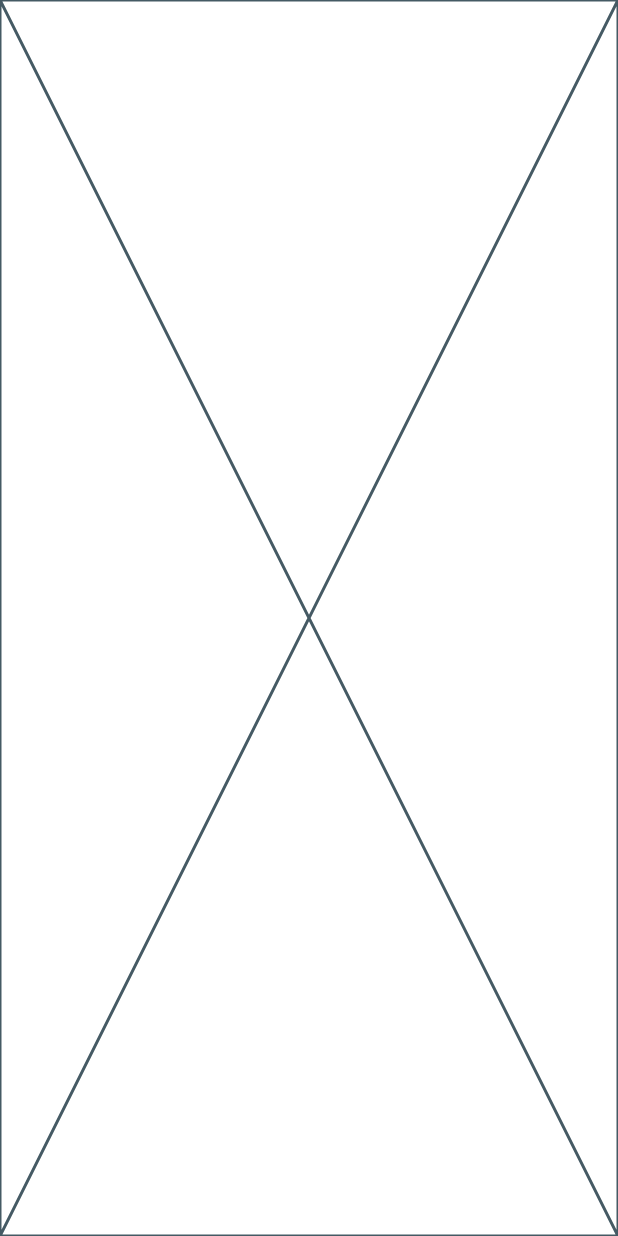
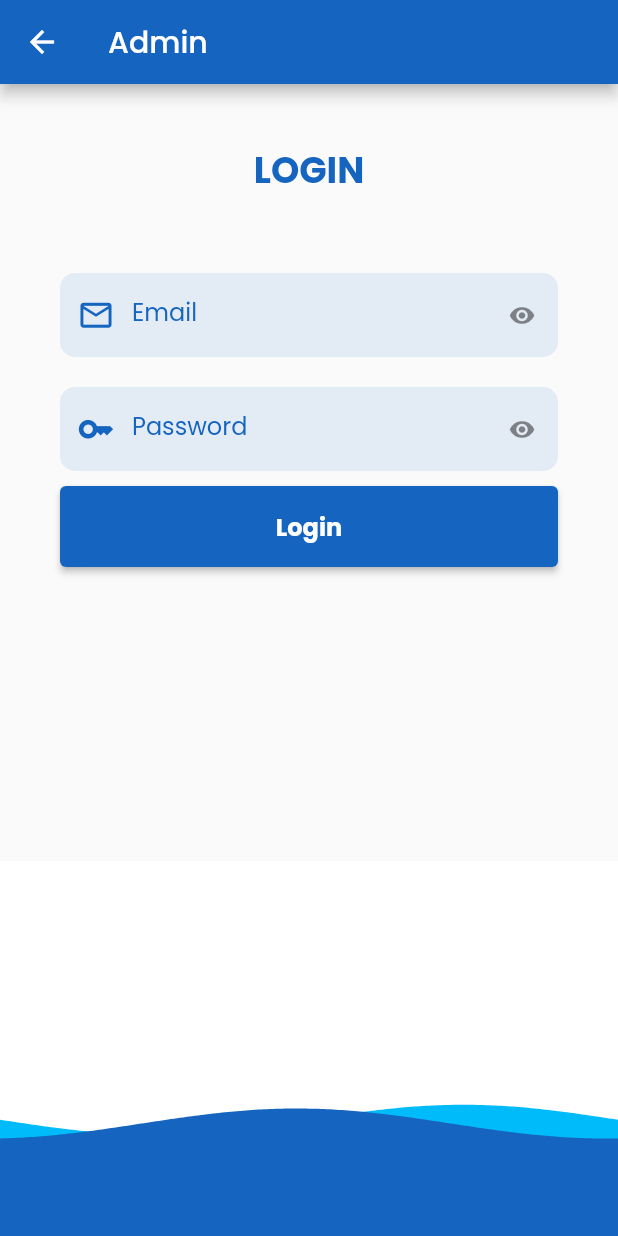
Before and after one commit to faysalewucse/faithful-workspace, a Flutter app: the screen it shows after launch, in the side drawer, after a tap on "Admin", on a phone screen of 412 x 824 dp. Run offline on Flutter 3.47's test engine with Material 2 defaults, Android fonts, the phone set to English and light mode, and no system bars; drawn by our look-alikes of wave; our stand-ins replace adhan, awesome_notifications, firebase_core, firebase_database, font_awesome_flutter, geocoding and 4 more; accounts and stored records are empty.

Commit message:
add admin panel

```diff
--- /dev/null
+++ b/lib/constant/Constant.dart
@@ -0,0 +1,3 @@
+import 'package:flutter/material.dart';
+
+Color? PRIMARY_COLOR = Colors.blue[800];
--- a/lib/screens/admin_login_screen.dart
+++ b/lib/screens/admin_login_screen.dart
@@ -1,4 +1,10 @@
+import 'package:faithful_workspace/screens/homepage.dart';
+import 'package:faithful_workspace/widgets/custom_primary_button.dart';
+import 'package:faithful_workspace/widgets/custom_text_form_field.dart';
 import 'package:flutter/material.dart';
+import 'package:get_storage/get_storage.dart';
+import 'package:wave/config.dart';
+import 'package:wave/wave.dart';
 
 class AdminLoginScreen extends StatefulWidget {
   const AdminLoginScreen({super.key});
@@ -8,8 +14,93 @@ class AdminLoginScreen extends StatefulWidget {
 }
 
 class _AdminLoginScreenState extends State<AdminLoginScreen> {
+  TextEditingController emailController = TextEditingController();
+  TextEditingController passwordController = TextEditingController();
+
   @override
   Widget build(BuildContext context) {
-    return const Placeholder();
+    var MAX_HEIGHT = MediaQuery.of(context).size.height;
+    var PRIMARY_COLOR = Theme.of(context).primaryColor;
+
+    final colors = [
+      const Color(0xFF00BBF9),
+      PRIMARY_COLOR,
+    ];
+
+    const _durations = [
+      5000,
+      4000,
+    ];
+
+    const _heightPercentages = [
+      0.65,
+      0.66,
+    ];
+
+    return Scaffold(
+      appBar: AppBar(
+        title: const Text("Admin"),
+        backgroundColor: PRIMARY_COLOR,
+      ),
+      body: SizedBox(
+        height: MAX_HEIGHT,
+        child: Padding(
+          padding: const EdgeInsets.all(40),
+          child: Column(
+            children: [
+              Text(
+                "LOGIN",
+                style: TextStyle(
+                    fontSize: 24,
+                    fontWeight: FontWeight.bold,
+                    color: PRIMARY_COLOR),
+              ),
+              const SizedBox(
+                height: 50,
+              ),
+              CustomTextFormField(
+                textEditingController: emailController,
+                labelText: 'Email',
+                hintText: 'Email',
+                prefixIcon: Icons.email_outlined,
+              ),
+              const SizedBox(
+                height: 20,
+              ),
+              CustomTextFormField(
+                textEditingController: passwordController,
+                labelText: 'Password',
+                hintText: 'Password',
+                prefixIcon: Icons.key,
+              ),
+              const SizedBox(
+                height: 10,
+              ),
+              CustomPrimaryButton(onPressed: () {
+                if (emailController.text == "sazzad-zaag@gmail.com" &&
+                    passwordController.text == "abc123def") {
+                  final storage = GetStorage();
+                  storage.write("loggedIn", true);
+                  Navigator.push(context, MaterialPageRoute(builder: (_) => const HomePage()));
+                }
+              }),
+            ],
+          ),
+        ),
+      ),
+      bottomNavigationBar: SizedBox(
+        height: 250,
+        child: WaveWidget(
+          config: CustomConfig(
+            colors: colors,
+            durations: _durations,
+            heightPercentages: _heightPercentages,
+          ),
+          backgroundColor: Colors.white,
+          size: const Size(double.infinity, double.infinity),
+          waveAmplitude: 0,
+        ),
+      ),
+    );
   }
 }
--- a/lib/screens/homepage.dart
+++ b/lib/screens/homepage.dart
@@ -7,9 +7,9 @@ import 'package:flutter/material.dart';
 import 'package:font_awesome_flutter/font_awesome_flutter.dart';
 import 'package:geocoding/geocoding.dart';
 import 'package:geolocator/geolocator.dart';
+import 'package:get_storage/get_storage.dart';
 import 'package:intl/intl.dart';
 import '../widgets/namaj_time_card.dart';
-import '../models/namaj_time_model.dart';
 
 class HomePage extends StatefulWidget {
   const HomePage({Key? key}) : super(key: key);
@@ -19,6 +19,8 @@ class HomePage extends StatefulWidget {
 }
 
 class _HomePageState extends State<HomePage> {
+  late bool isAdmin = false;
+
   final DatabaseReference _database = FirebaseDatabase.instance.ref();
   IconData notifyIcon = Icons.notifications;
   bool status = false;
@@ -86,12 +88,11 @@ class _HomePageState extends State<HomePage> {
     Timer.periodic(const Duration(seconds: 1), (timer) async {
       final currentTime = DateTime.now();
 
-      if ("${reduceTime(namajData[prayerTimes.currentPrayer().name])}:01" ==
+      if ("${reduceTime(namajData[prayerTimes.currentPrayer().name] ?? "")}:01" ==
           DateFormat('h:mm:ss').format(currentTime)) {
         await AwesomeNotifications().createNotification(
             content: NotificationContent(
                 id: -1,
-                // -1 is replaced by a random number
                 channelKey: 'alerts',
                 title:
                     "It's ${prayerTimes.nextPrayer().name.toUpperCase()} Time",
@@ -133,6 +134,9 @@ class _HomePageState extends State<HomePage> {
   @override
   void initState() {
     super.initState();
+    final storage = GetStorage();
+    isAdmin = storage.read("loggedIn") ?? false;
+
     _determinePosition();
     fetchData();
 
@@ -238,6 +242,7 @@ class _HomePageState extends State<HomePage> {
     DateTime now = DateTime.now();
 
     return Scaffold(
+      resizeToAvoidBottomInset: true,
         drawer: Drawer(
           width: MAX_WIDTH * 0.6,
           child: ListView(
@@ -346,7 +351,7 @@ class _HomePageState extends State<HomePage> {
                       maxLines: 2,
                       style: TextStyle(
                           color: Theme.of(context).primaryColor,
-                          fontSize: MAX_WIDTH * 0.1,
+                          fontSize: MAX_WIDTH * 0.15,
                           fontWeight: FontWeight.bold),
                     ),
                     Text(
@@ -354,7 +359,7 @@ class _HomePageState extends State<HomePage> {
                       maxLines: 2,
                       style: TextStyle(
                         color: Theme.of(context).primaryColor,
-                        fontSize: MAX_WIDTH * 0.1,
+                        fontSize: MAX_WIDTH * 0.15,
                         fontWeight: FontWeight.bold,
                       ),
                     ),
@@ -363,7 +368,7 @@ class _HomePageState extends State<HomePage> {
                       maxLines: 2,
                       style: TextStyle(
                         color: Theme.of(context).primaryColor,
-                        fontSize: MAX_WIDTH * 0.1,
+                        fontSize: MAX_WIDTH * 0.15,
                         fontWeight: FontWeight.bold,
                       ),
                     ),
--- /dev/null
+++ b/lib/widgets/custom_primary_button.dart
@@ -0,0 +1,27 @@
+import 'package:faithful_workspace/constant/Constant.dart';
+import 'package:flutter/material.dart';
+
+class CustomPrimaryButton extends StatelessWidget {
+  final VoidCallback onPressed;
+
+  const CustomPrimaryButton({super.key, required this.onPressed});
+
+  @override
+  Widget build(BuildContext context) {
+    var MAX_WIDTH = MediaQuery.of(context).size.width;
+
+    return ElevatedButton(
+      style: ElevatedButton.styleFrom(backgroundColor: PRIMARY_COLOR,),
+      onPressed: onPressed,
+      child: Container(
+          color: PRIMARY_COLOR,
+          padding: const EdgeInsets.all(15),
+          width: MAX_WIDTH,
+          child: const Text(
+            "Login",
+            textAlign: TextAlign.center,
+            style: TextStyle(fontSize: 16, fontWeight: FontWeight.bold),
+          )),
+    );
+  }
+}
--- /dev/null
+++ b/lib/widgets/custom_text_form_field.dart
@@ -0,0 +1,46 @@
+import 'package:flutter/material.dart';
+
+class CustomTextFormField extends StatelessWidget {
+  final TextEditingController textEditingController;
+  final String labelText;
+  final String hintText;
+  final IconData? prefixIcon;
+
+  const CustomTextFormField(
+      {super.key,
+      required this.textEditingController,
+      required this.labelText,
+      required this.hintText,
+      this.prefixIcon});
+
+  @override
+  Widget build(BuildContext context) {
+    var PRIMARY_COLOR = Theme.of(context).primaryColor;
+
+    return TextFormField(
+      controller: textEditingController,
+      decoration: InputDecoration(
+        filled: true,
+        fillColor: Theme.of(context).primaryColor.withOpacity(0.1),
+        isDense: true,
+        hintText: hintText,
+        hintStyle: TextStyle(color: PRIMARY_COLOR),
+        labelStyle: TextStyle(color: PRIMARY_COLOR),
+        labelText: labelText,
+        prefixIcon: Icon(
+          prefixIcon,
+          size: 25,
+          color: PRIMARY_COLOR,
+        ),
+        suffixIcon: const Icon(Icons.visibility),
+        border: OutlineInputBorder(
+            borderRadius: BorderRadius.circular(10),
+            borderSide: BorderSide.none),
+        focusedBorder: OutlineInputBorder(
+          borderRadius: BorderRadius.circular(10),
+          borderSide: BorderSide(color: PRIMARY_COLOR),
+        ),
+      ),
+    );
+  }
+}
--- a/lib/widgets/namaj_time_card.dart
+++ b/lib/widgets/namaj_time_card.dart
@@ -1,4 +1,6 @@
+import 'package:firebase_database/firebase_database.dart';
 import 'package:flutter/material.dart';
+import 'package:get_storage/get_storage.dart';
 
 class NamajTimeCard extends StatelessWidget {
   final String title;
@@ -8,17 +10,48 @@ class NamajTimeCard extends StatelessWidget {
   final Color color;
   final double textSize;
 
-  const NamajTimeCard(
-      {super.key,
-      required this.title,
-      required this.wakto,
-      required this.height,
-      required this.color,
-      required this.textSize,
-      required this.jamat});
-
   @override
   Widget build(BuildContext context) {
+    Future<void> updatePrayerTime(String prayer, String newTime) async {
+      final databaseReference = FirebaseDatabase.instance.ref();
+
+      try {
+        // Specify the path to the "namaj" root and the specific prayer (e.g., "fajr").
+        final prayerRef = databaseReference.child('namaj/time/$prayer');
+
+        // Update the time with the new value.
+        await prayerRef.set(newTime);
+
+        print('Prayer time for $prayer updated successfully.');
+      } catch (error) {
+        print('Error updating prayer time: $error');
+      }
+    }
+
+    TimeOfDay _convertToTimeOfDay(String timeString) {
+      final List<String> parts = timeString.split(':');
+      if (parts.length == 2) {
+        final int hour = int.parse(parts[0]);
+        final int minute = int.parse(parts[1]);
+        return TimeOfDay(hour: hour, minute: minute);
+      }
+      return TimeOfDay.now();
+    }
+
+    Future<void> _selectTime(BuildContext context) async {
+      final TimeOfDay initialTime = _convertToTimeOfDay(jamat!);
+
+      final TimeOfDay? picked = await showTimePicker(
+        context: context,
+        initialTime: initialTime,
+      );
+      if (picked != null && jamat != null) {
+        String formattedTime = picked.format(context).replaceAll(RegExp('[APM ]'), ''); // Remove AM/PM and spaces
+
+        updatePrayerTime(title.toLowerCase(), formattedTime);
+      }
+    }
+
     return Container(
       margin: const EdgeInsets.symmetric(vertical: 5),
       decoration: BoxDecoration(
@@ -46,11 +79,19 @@ class NamajTimeCard extends StatelessWidget {
                         color: Theme.of(context).primaryColor)),
                 Row(
                   children: [
-                    Text(
-                      jamat!,
-                      style: TextStyle(
-                          fontSize: textSize,
-                          color: Theme.of(context).primaryColor),
+                    GestureDetector(
+                      onTap: () {
+                        final storage = GetStorage();
+                        if(storage.read("loggedIn") ?? false){
+                          _selectTime(context); // Show the time picker.
+                        }
+                      },
+                      child: Text(
+                        jamat!,
+                        style: TextStyle(
+                            fontSize: textSize,
+                            color: Theme.of(context).primaryColor),
+                      ),
                     ),
                     const SizedBox(
                       width: 5,
@@ -68,4 +109,14 @@ class NamajTimeCard extends StatelessWidget {
       ),
     );
   }
+
+  const NamajTimeCard({
+    super.key,
+    required this.title,
+    required this.wakto,
+    required this.height,
+    required this.color,
+    required this.textSize,
+    required this.jamat,
+  });
 }
--- a/pubspec.yaml
+++ b/pubspec.yaml
@@ -14,6 +14,7 @@ dependencies:
   # The following adds the Cupertino Icons font to your application.
   # Use with the CupertinoIcons class for iOS style icons.
   cupertino_icons: ^1.0.2
+  get_storage: ^2.1.1
   font_awesome_flutter: ^10.5.0
   geocoding: ^2.1.0
   geolocator: ^10.0.1
@@ -26,6 +27,7 @@ dependencies:
   firebase_database: ^10.2.5
   get: ^4.6.6
   awesome_notifications: ^0.7.7
+  wave: ^0.2.2
 
 
 dev_dependencies:
```
Also changed, not shown: pubspec.lock.
